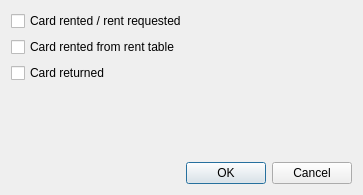
The window that quickevent/app/quickevent/plugins/Runs/src/cardflagsdialog.ui (Quick-Event/quickbox) describes before a commit, drawn with Qt 5.
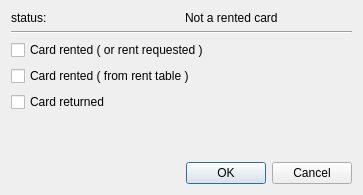
The same window after the commit.

Commit message: refactor: improve card flags #691

```diff
--- a/quickevent/app/quickevent/plugins/Runs/src/cardflagsdialog.ui
+++ b/quickevent/app/quickevent/plugins/Runs/src/cardflagsdialog.ui
@@ -14,10 +14,35 @@
    <string>Card flags</string>
   </property>
   <layout class="QVBoxLayout" name="verticalLayout">
+   <item>
+    <layout class="QHBoxLayout" name="horizontalLayout">
+     <item>
+      <widget class="QLabel" name="label_2">
+       <property name="text">
+        <string>status:</string>
+       </property>
+      </widget>
+     </item>
+     <item>
+      <widget class="QLabel" name="rentStatus">
+       <property name="text">
+        <string>Not a rented card</string>
+       </property>
+      </widget>
+     </item>
+    </layout>
+   </item>
+   <item>
+    <widget class="Line" name="line">
+     <property name="orientation">
+      <enum>Qt::Horizontal</enum>
+     </property>
+    </widget>
+   </item>
    <item>
     <widget class="QCheckBox" name="cbxCardLent">
      <property name="text">
-      <string>Card rented / rent requested</string>
+      <string>Card rented ( or rent requested )</string>
      </property>
     </widget>
    </item>
@@ -27,7 +52,7 @@
       <string>Card exists in cards to rent table, see Competitors-&gt;Cards-&gt;Cards to rent</string>
      </property>
      <property name="text">
-      <string>Card rented from rent table</string>
+      <string>Card rented ( from rent table )</string>
      </property>
     </widget>
    </item>
```
Left out of the diff: 2 changed lines with no effect on the pictures. The commit also changes 2 other files.
